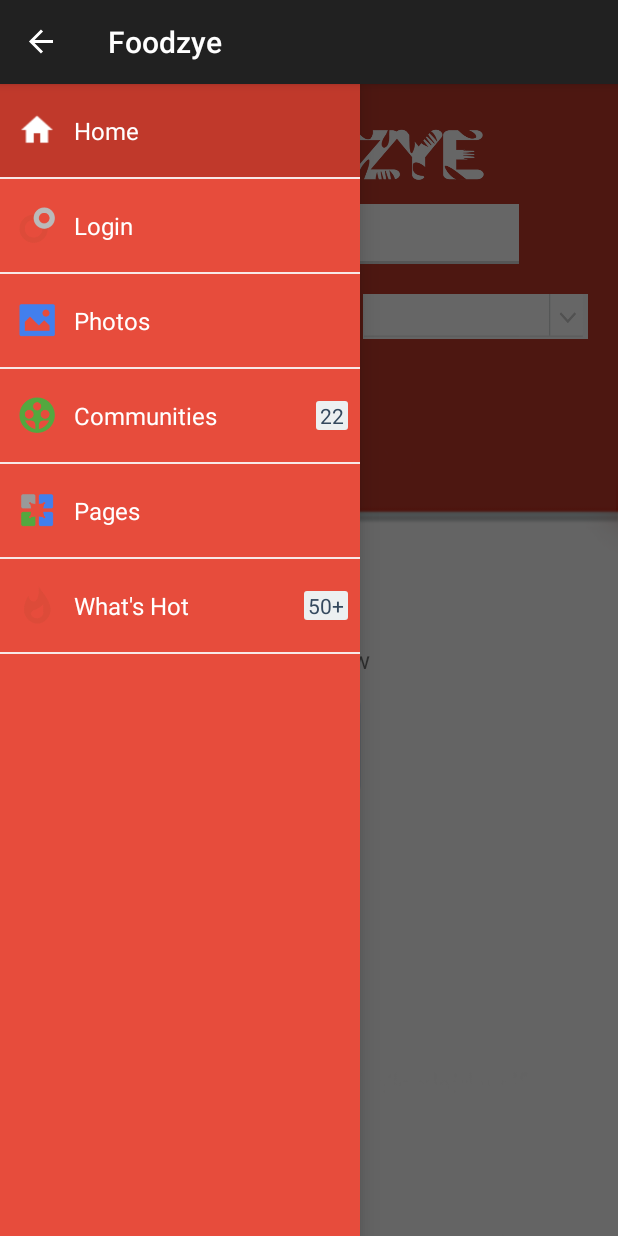
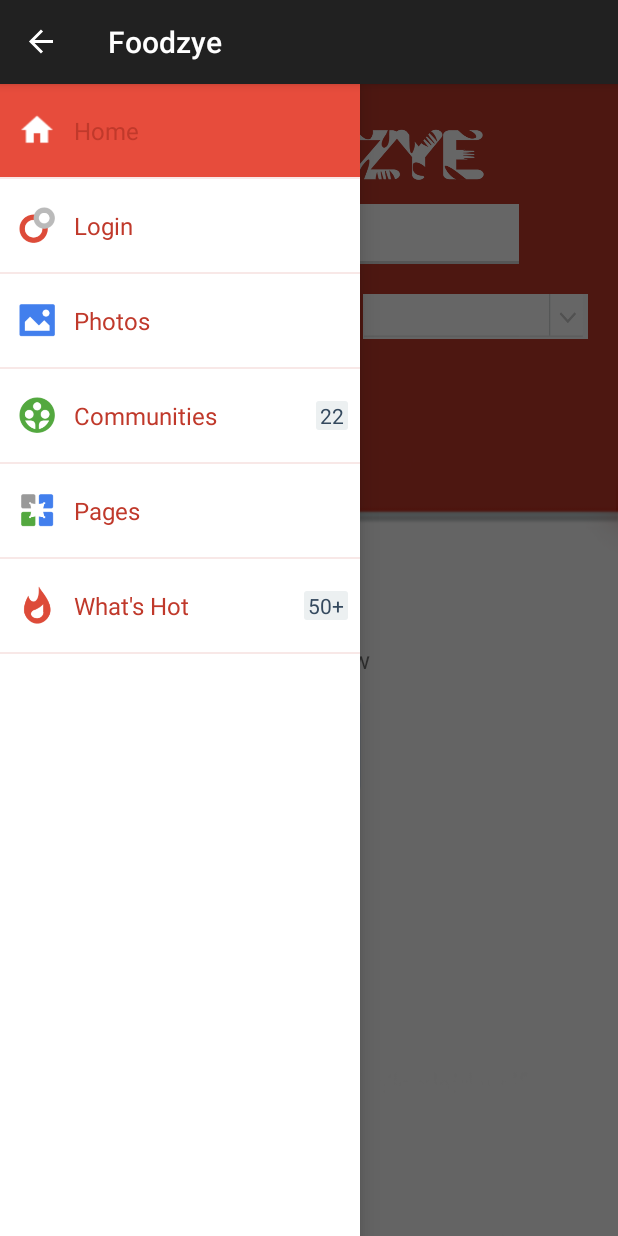
Before and after one commit to Tomislav776/Foodzye, an Android app: the screen it shows after launch (MainActivity), with the side drawer open, on a phone screen of 412 x 824 dp. Run offline under Robolectric (Android 15) with nearby library versions, the phone set to English and light mode, and no system bars.

Commit message:
Dizajn, boje, boje i boje

```diff
--- a/app/src/main/res/values/colors.xml
+++ b/app/src/main/res/values/colors.xml
@@ -17,9 +17,9 @@
     <color name="red">#c0392b</color>
 
     <!-- Navigacija -->
-        <color name="list_item_title">#fff</color>
-        <color name="list_background">#e74c3c</color>
-        <color name="list_background_pressed">#c0392b</color>
+        <color name="list_item_title">#c0392b</color>
+        <color name="list_background">#fff</color>
+        <color name="list_background_pressed">#e74c3c</color>
         <color name="list_divider">#f8e8e7</color>
         <color name="counter_text_bg">#ecf0f1</color>
         <color name="counter_text_color">#34495e</color>
```
